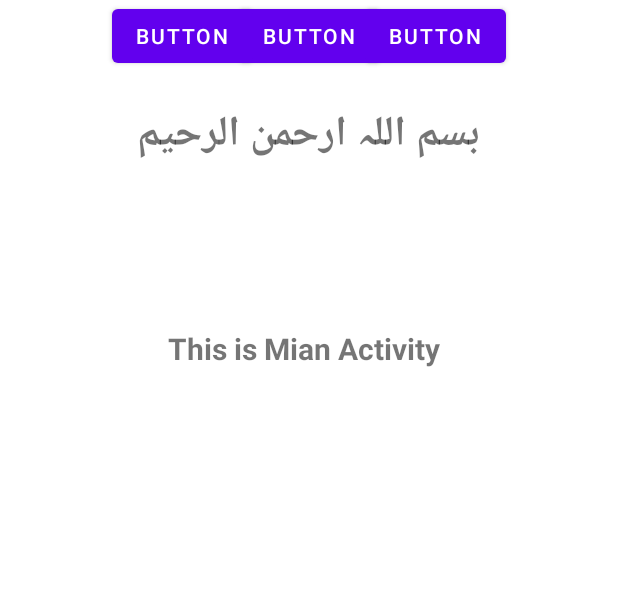
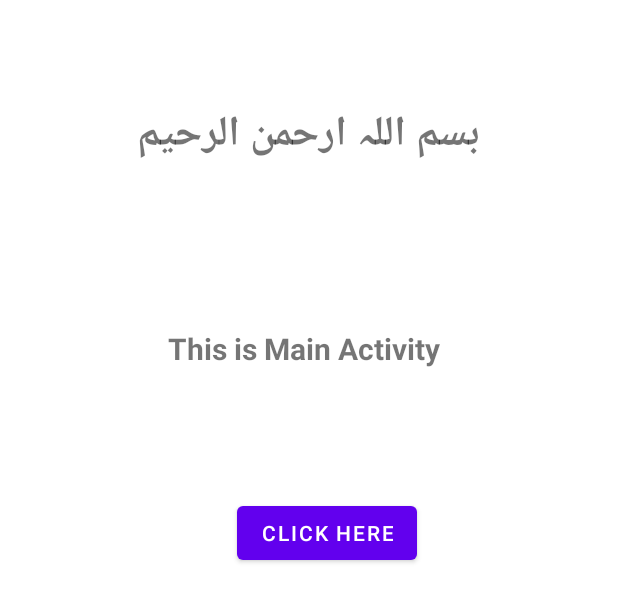
Before and after one commit to Anas428/Mobile_Computing_Progress, an Android app: the layout activity_main.xml on its own in the app's theme, with its tools: preview values and no code run, on a phone screen of 412 x 824 dp. Shown: the top 602 px of the screen. Run offline under Robolectric (Android 15) with nearby library versions, the phone set to English and light mode, and no system bars.

Commit message:
Lecture 5 After Final running

```diff
--- a/Projects/Lec 5/app/src/main/java/com/example/lec_views/MainActivity.java
+++ b/Projects/Lec 5/app/src/main/java/com/example/lec_views/MainActivity.java
@@ -3,12 +3,24 @@ package com.example.lec_views;
 import androidx.appcompat.app.AppCompatActivity;
 
 import android.os.Bundle;
+import android.view.View;
+import android.widget.Button;
+import android.widget.TextView;
 
 public class MainActivity extends AppCompatActivity {
 
+    Button button;
+    TextView textView;
     @Override
     protected void onCreate(Bundle savedInstanceState) {
         super.onCreate(savedInstanceState);
-        setContentView(R.layout.sample_layout);
+        setContentView(R.layout.activity_main);
+        button = findViewById(R.id.b1);
+        textView = findViewById(R.id.tv1);
+    }
+
+    public void SomeOneIsThere(View view)
+    {
+        textView.setText("You Clicked the button");
     }
 }
--- a/Projects/Lec 5/app/src/main/res/layout/activity_main.xml
+++ b/Projects/Lec 5/app/src/main/res/layout/activity_main.xml
@@ -7,7 +7,7 @@
     tools:context=".MainActivity">
 
     <TextView
-        android:id="@+id/textView"
+        android:id="@+id/tv1"
         android:layout_width="254dp"
         android:layout_height="53dp"
         android:layout_marginStart="77dp"
@@ -16,7 +16,7 @@
         android:layout_marginEnd="80dp"
         android:layout_marginRight="80dp"
         android:gravity="center_horizontal|center_vertical"
-        android:text="This is Mian Activity "
+        android:text="This is Main Activity "
         android:textSize="20sp"
         android:textStyle="bold"
         app:layout_constraintEnd_toEndOf="parent"
@@ -25,14 +25,20 @@
         app:layout_constraintTop_toBottomOf="@+id/textView3" />
 
     <Button
-        android:id="@+id/button"
+        android:id="@+id/b1"
         android:layout_width="wrap_content"
         android:layout_height="wrap_content"
-        android:text="Button"
+        android:layout_marginStart="158dp"
+        android:layout_marginLeft="158dp"
+        android:layout_marginTop="72dp"
+        android:layout_marginEnd="131dp"
+        android:layout_marginRight="131dp"
+        android:onClick="SomeOneIsThere"
+        android:text="Click here"
         app:layout_constraintEnd_toEndOf="parent"
-        app:layout_constraintHorizontal_bias="0.5"
+        app:layout_constraintHorizontal_bias="0.0"
         app:layout_constraintStart_toStartOf="parent"
-        tools:layout_editor_absoluteY="331dp" />
+        app:layout_constraintTop_toBottomOf="@+id/tv1" />
 
     <TextView
         android:id="@+id/textView3"
@@ -51,23 +57,4 @@
         app:layout_constraintStart_toStartOf="parent"
         app:layout_constraintTop_toTopOf="parent" />
 
-    <Button
-        android:id="@+id/button2"
-        android:layout_width="wrap_content"
-        android:layout_height="wrap_content"
-        android:text="Button"
-        app:layout_constraintEnd_toStartOf="@+id/button3"
-        app:layout_constraintHorizontal_bias="0.5"
-        app:layout_constraintStart_toStartOf="parent"
-        tools:layout_editor_absoluteY="413dp" />
-
-    <Button
-        android:id="@+id/button3"
-        android:layout_width="wrap_content"
-        android:layout_height="wrap_content"
-        android:text="Button"
-        app:layout_constraintEnd_toEndOf="parent"
-        app:layout_constraintHorizontal_bias="0.5"
-        app:layout_constraintStart_toEndOf="@+id/button2"
-        tools:layout_editor_absoluteY="419dp" />
 </androidx.constraintlayout.widget.ConstraintLayout>
```
